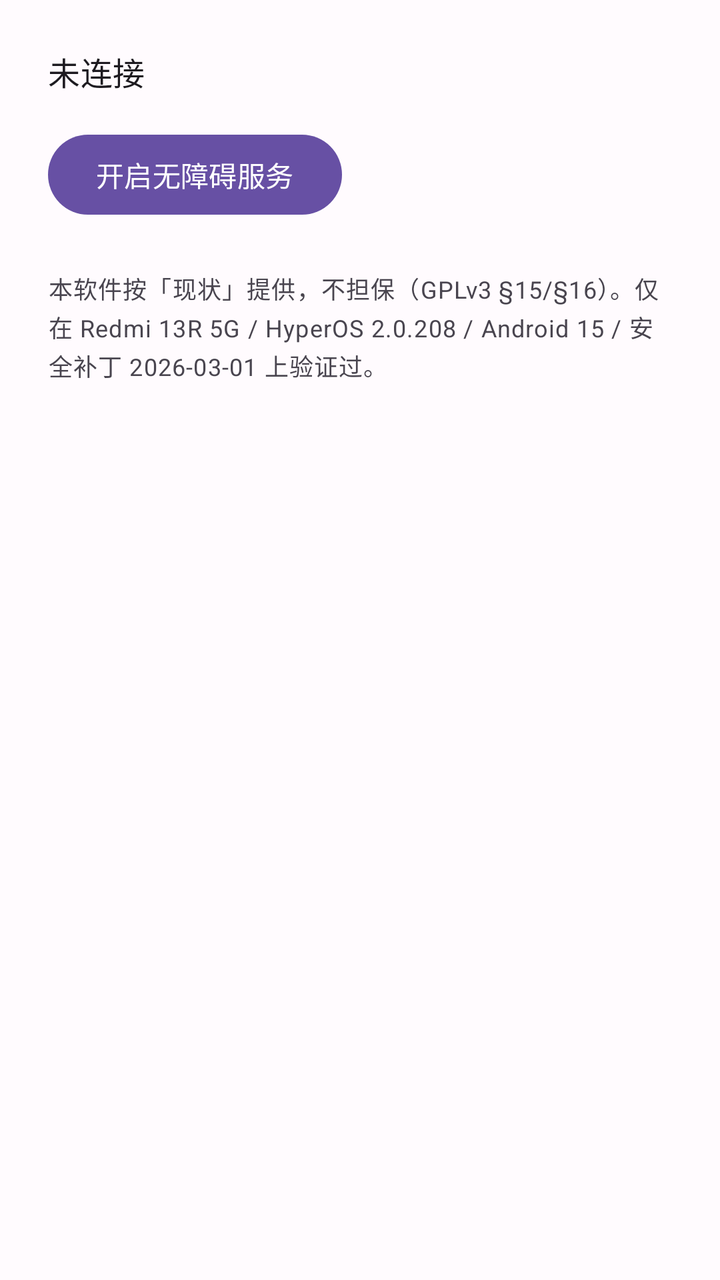
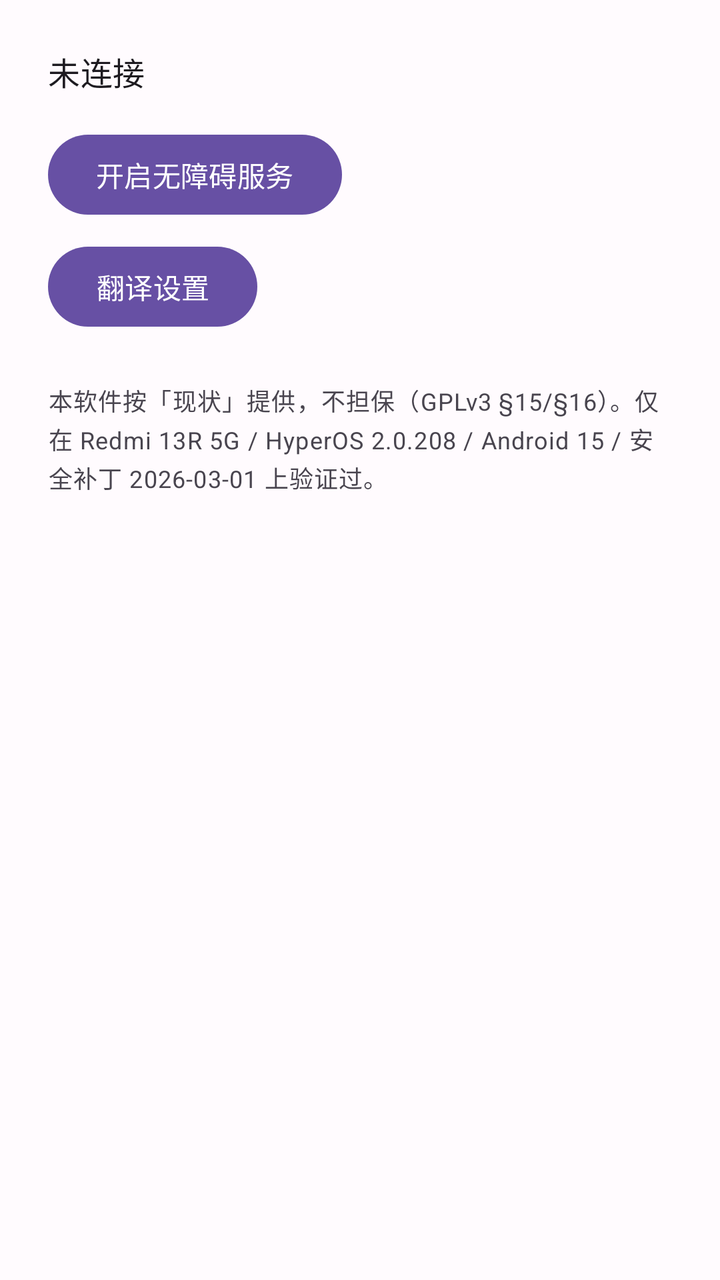

The first picture is an Android layout as it rendered before a commit; the second is the same layout after the commit. The layout source and the unified diff follow.
<!-- AndroidManifest.xml: application theme Theme.FloatingAssistant -->
<!-- res/layout/activity_main.xml -->
<?xml version="1.0" encoding="utf-8"?>
<LinearLayout xmlns:android="http://schemas.android.com/apk/res/android"
    android:layout_width="match_parent"
    android:layout_height="match_parent"
    android:orientation="vertical"
    android:padding="24dp">

    <TextView
        android:id="@+id/main_status"
        android:layout_width="wrap_content"
        android:layout_height="wrap_content"
        android:text="@string/main_status_disconnected"
        android:textAppearance="?attr/textAppearanceTitleMedium" />

    <Button
        android:id="@+id/main_enable_accessibility"
        android:layout_width="wrap_content"
        android:layout_height="wrap_content"
        android:layout_marginTop="16dp"
        android:text="@string/main_enable_accessibility" />

    <TextView
        android:layout_width="match_parent"
        android:layout_height="wrap_content"
        android:layout_marginTop="24dp"
        android:text="@string/main_disclaimer_hint"
        android:textAppearance="?attr/textAppearanceBodySmall" />

</LinearLayout>
<!-- resources referenced by this layout -->
<resources>
  <string name="main_disclaimer_hint">本软件按「现状」提供，不担保（GPLv3 §15/§16）。仅在 Redmi 13R 5G / HyperOS 2.0.208 / Android 15 / 安全补丁 2026-03-01 上验证过。</string>
  <string name="main_enable_accessibility">开启无障碍服务</string>
  <string name="main_status_disconnected">未连接</string>
  <style name="Theme.FloatingAssistant" parent="Theme.Material3.DayNight">
          <item name="colorPrimary">@color/md_primary</item>
          <item name="colorOnPrimary">@color/md_on_primary</item>
          <item name="android:colorBackground">@color/md_surface</item>
          <item name="colorSurface">@color/md_surface</item>
          <item name="colorOnSurface">@color/md_on_surface</item>
      </style>
  <color name="md_primary">#6750A4</color>
  <color name="md_on_primary">#FFFFFF</color>
  <color name="md_surface">#FFFBFE</color>
  <color name="md_on_surface">#1C1B1F</color>
</resources>

<!-- the commit's change to res/layout/activity_main.xml (unified diff, before → after) -->
@@ -19,6 +19,13 @@
         android:layout_marginTop="16dp"
         android:text="@string/main_enable_accessibility" />
 
+    <Button
+        android:id="@+id/main_open_settings"
+        android:layout_width="wrap_content"
+        android:layout_height="wrap_content"
+        android:layout_marginTop="8dp"
+        android:text="@string/main_open_settings" />
+
     <TextView
         android:layout_width="match_parent"
         android:layout_height="wrap_content"
<!-- resource entries referenced after the edit -->
@@ -2,6 +2,7 @@
 <resources>
   <string name="main_disclaimer_hint">本软件按「现状」提供，不担保（GPLv3 §15/§16）。仅在 Redmi 13R 5G / HyperOS 2.0.208 / Android 15 / 安全补丁 2026-03-01 上验证过。</string>
   <string name="main_enable_accessibility">开启无障碍服务</string>
+  <string name="main_open_settings">翻译设置</string>
   <string name="main_status_disconnected">未连接</string>
   <style name="Theme.FloatingAssistant" parent="Theme.Material3.DayNight">
           <item name="colorPrimary">@color/md_primary</item>
